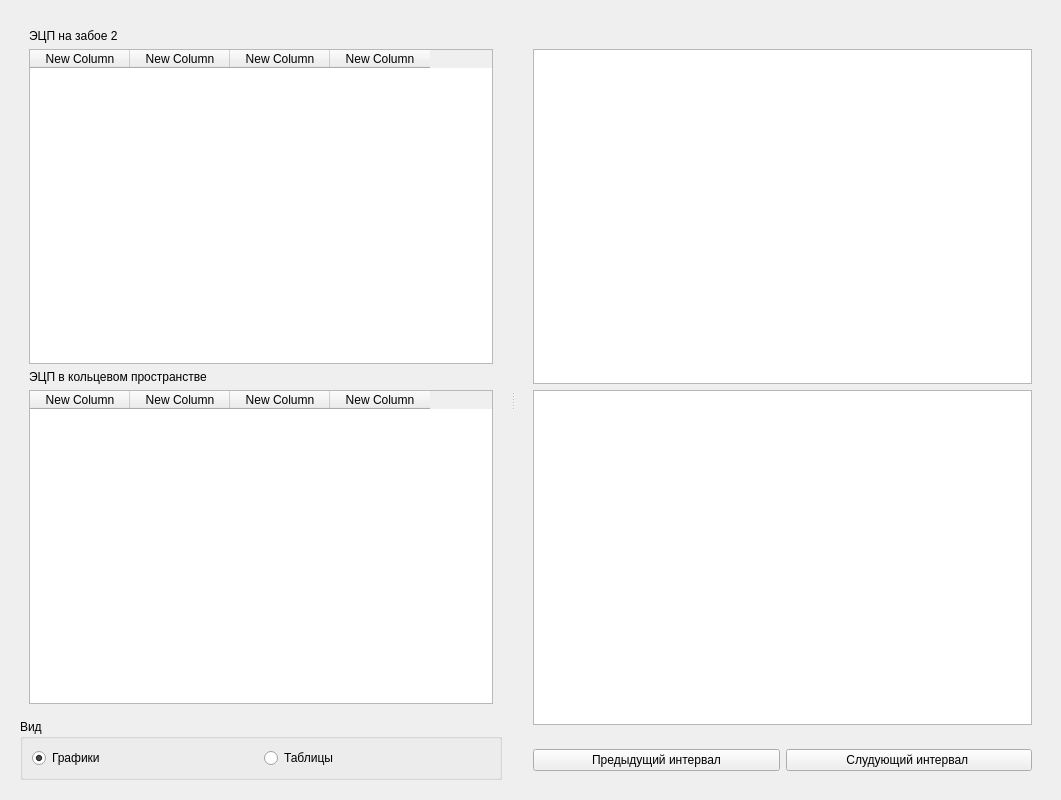
Old version of the form results.ui in the repository chevashetz/app.
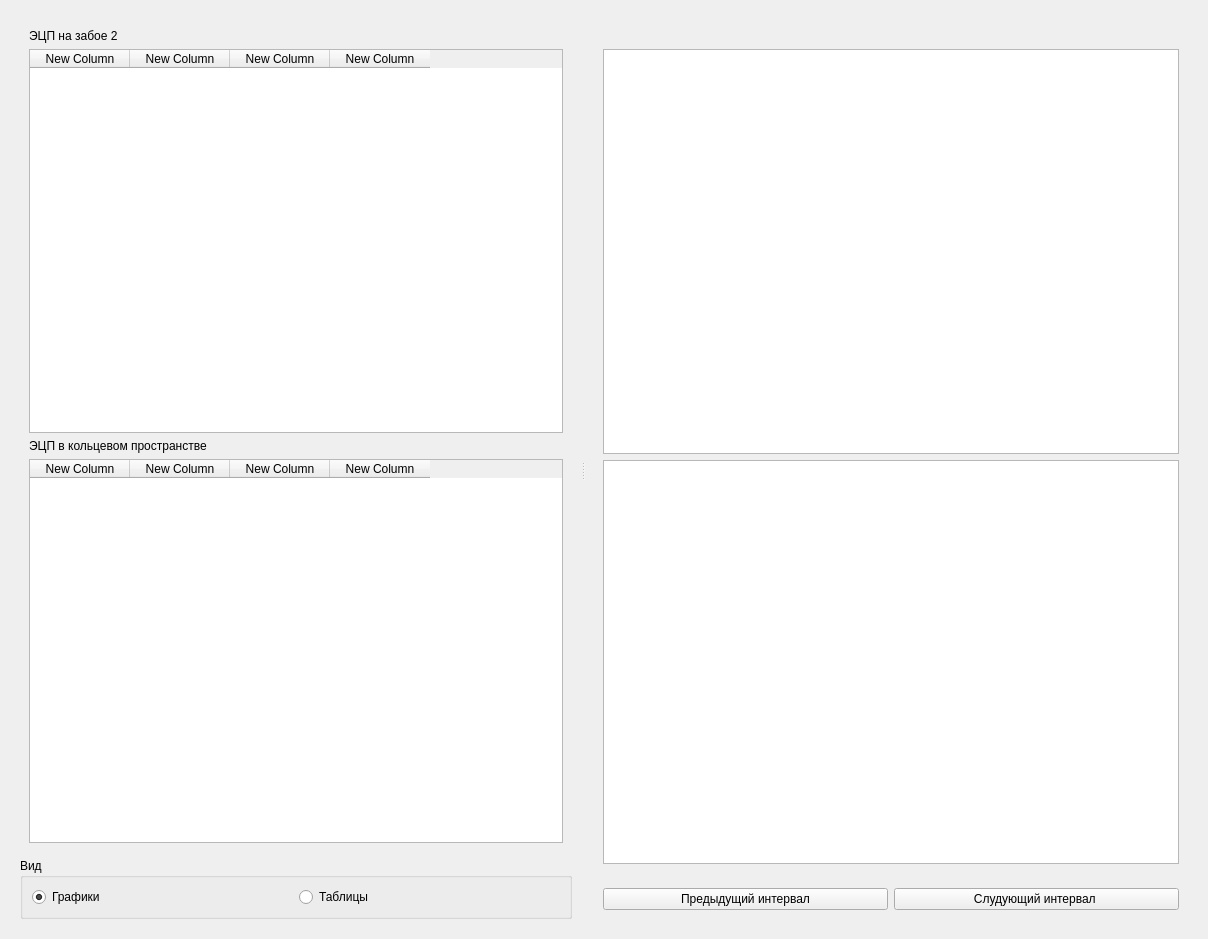
New version of the form. The open tabs and pages were chosen to show the change.

What changed in the file:
```diff
--- a/results.ui
+++ b/results.ui
@@ -6,8 +6,8 @@
    <rect>
     <x>0</x>
     <y>0</y>
-    <width>1061</width>
-    <height>800</height>
+    <width>1208</width>
+    <height>939</height>
    </rect>
   </property>
   <property name="windowTitle">
```
Left out of the diff: 2 changed lines with no effect on the pictures.
